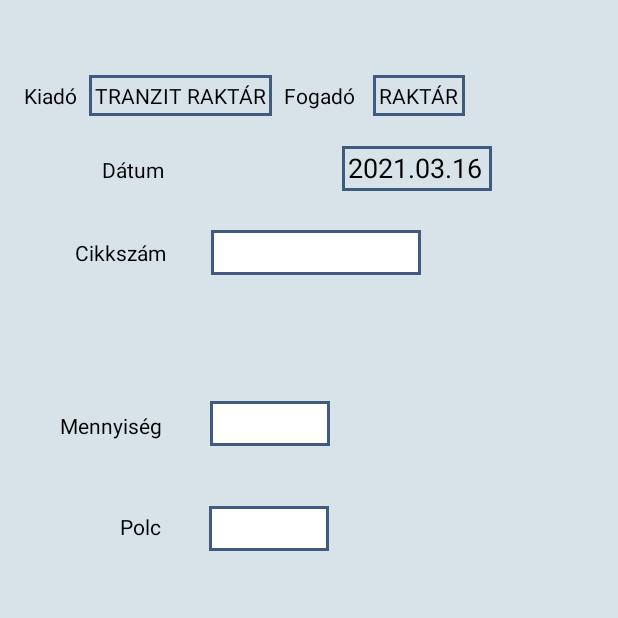
After one commit to 1BlInD3/VirtualKanBan, an Android app: the fragment PolcraHelyezesFragment placed in its activity, on a phone screen of 412 x 824 dp, the top half of it. The commit adds this screen. Run offline under Robolectric (Android 15) with nearby library versions, the phone set to English and light mode, and no system bars; libraries missing offline, so code that uses them is left out: com.honeywell.aidc; 2 statements that could not run were skipped.

Commit message:
polcra helyezes layout

```diff
--- a/app/src/main/java/com/fusetech/virtualkanban/Activities/MainActivity.kt
+++ b/app/src/main/java/com/fusetech/virtualkanban/Activities/MainActivity.kt
@@ -89,6 +89,10 @@ class MainActivity : AppCompatActivity(), BarcodeListener,CikklekerdezesFragment
         val loadFragment = LoadFragment.newInstance(value)
         supportFragmentManager.beginTransaction().replace(R.id.cikk_container,loadFragment).commit()
     }
+    private fun loadPolcHelyezesFragment(){
+        val polcHelyezesFragment = PolcraHelyezesFragment()
+        supportFragmentManager.beginTransaction().replace(R.id.frame_container,polcHelyezesFragment,"POLC").addToBackStack("POLC").commit()
+    }
     override fun onBarcodeEvent(p0: BarcodeReadEvent?) {
         runOnUiThread{
             barcodeData = p0?.barcodeData!!
@@ -99,7 +103,7 @@ class MainActivity : AppCompatActivity(), BarcodeListener,CikklekerdezesFragment
                 CoroutineScope(IO).launch {
                     checkRightSql()
                 }
-            }else if(cikklekerdezesFragment != null && cikklekerdezesFragment.isVisible){
+            }else if(cikklekerdezesFragment != null && cikklekerdezesFragment.isVisible) {
                 loadLoadFragment("Várom az eredményt")
                 cikkItems.clear()
                 polcItems.clear()
@@ -119,7 +123,7 @@ class MainActivity : AppCompatActivity(), BarcodeListener,CikklekerdezesFragment
         if(getMenuFragment())
         {
            when(keyCode){
-               8 -> Log.d(TAG, "onKeyDown: $keyCode")
+               8 -> loadPolcHelyezesFragment()
                9 -> Log.d(TAG, "onKeyDown: $keyCode")
                10 -> Log.d(TAG, "onKeyDown: $keyCode")
                11 -> Log.d(TAG, "onKeyDown: $keyCode")
@@ -212,6 +216,7 @@ class MainActivity : AppCompatActivity(), BarcodeListener,CikklekerdezesFragment
                         val megjegyzes2: String? = resultSet1.getString("Description2")
                         val unit: String? = resultSet1.getString("Unit")
                         val intrem: String? = resultSet1.getString("IntRem")
+                        cikkItems.clear()
                         do{
                             cikkItems.add(CikkItems(resultSet1.getDouble("BalanceQty"),resultSet1.getString("BinNumber"), resultSet1.getString("Warehouse"), resultSet1.getString("QcCategory")))
                         }while (resultSet1.next())
--- a/app/src/main/java/com/fusetech/virtualkanban/Fragments/LoadFragment.kt
+++ b/app/src/main/java/com/fusetech/virtualkanban/Fragments/LoadFragment.kt
@@ -5,7 +5,6 @@ import androidx.fragment.app.Fragment
 import android.view.LayoutInflater
 import android.view.View
 import android.view.ViewGroup
-import androidx.core.view.isVisible
 import com.fusetech.virtualkanban.R
 import kotlinx.android.synthetic.main.fragment_load.view.*
 
--- /dev/null
+++ b/app/src/main/java/com/fusetech/virtualkanban/Fragments/PolcraHelyezesFragment.kt
@@ -0,0 +1,33 @@
+package com.fusetech.virtualkanban.Fragments
+
+import android.os.Bundle
+import androidx.fragment.app.Fragment
+import android.view.LayoutInflater
+import android.view.View
+import android.view.ViewGroup
+import android.widget.EditText
+import android.widget.TextView
+import com.fusetech.virtualkanban.R
+import kotlinx.android.synthetic.main.fragment_polcra_helyezes.*
+import kotlinx.android.synthetic.main.fragment_polcra_helyezes.view.*
+import java.text.SimpleDateFormat
+import java.util.*
+
+
+class PolcraHelyezesFragment : Fragment() {
+    private lateinit var dateText: TextView
+    private lateinit var cikkText: EditText
+    override fun onCreateView(
+        inflater: LayoutInflater, container: ViewGroup?,
+        savedInstanceState: Bundle?
+    ): View? {
+        val view = inflater.inflate(R.layout.fragment_polcra_helyezes, container, false)
+        val simpleDate = SimpleDateFormat("yyyy.MM.dd",Locale.getDefault())
+        val currentDate = simpleDate.format(Date())
+        dateText = view.dateTxt
+        dateText.text = currentDate
+        cikkText = view.cikkEditTxt
+        cikkText.requestFocus()
+        return view
+    }
+}
--- /dev/null
+++ b/app/src/main/res/drawable/editbuttn2.xml
@@ -0,0 +1,6 @@
+<?xml version="1.0" encoding="utf-8"?>
+<shape xmlns:android="http://schemas.android.com/apk/res/android">
+    <stroke
+        android:color="@color/pocakszin4"
+        android:width="2dp"/>
+</shape>
--- /dev/null
+++ b/app/src/main/res/layout/fragment_polcra_helyezes.xml
@@ -0,0 +1,171 @@
+<?xml version="1.0" encoding="utf-8"?>
+<androidx.constraintlayout.widget.ConstraintLayout xmlns:android="http://schemas.android.com/apk/res/android"
+    xmlns:app="http://schemas.android.com/apk/res-auto"
+    xmlns:tools="http://schemas.android.com/tools"
+    android:layout_width="match_parent"
+    android:layout_height="match_parent"
+    android:background="@color/pocakszin2"
+    tools:context=".Fragments.PolcraHelyezesFragment">
+
+    <TextView
+        android:id="@+id/textView5"
+        android:layout_width="wrap_content"
+        android:layout_height="wrap_content"
+        android:layout_marginStart="16dp"
+        android:layout_marginTop="54dp"
+        android:text="Kiadó"
+        android:textColor="@android:color/black"
+        android:textSize="14sp"
+        app:layout_constraintStart_toStartOf="parent"
+        app:layout_constraintTop_toTopOf="parent" />
+
+    <TextView
+        android:id="@+id/textView8"
+        android:layout_width="wrap_content"
+        android:layout_height="wrap_content"
+        android:layout_marginStart="8dp"
+        android:layout_marginTop="50dp"
+        android:background="@drawable/editbuttn2"
+        android:padding="4dp"
+        android:text="TRANZIT RAKTÁR"
+        android:textColor="@android:color/black"
+        app:layout_constraintStart_toEndOf="@+id/textView5"
+        app:layout_constraintTop_toTopOf="parent" />
+
+    <TextView
+        android:id="@+id/textView9"
+        android:layout_width="wrap_content"
+        android:layout_height="wrap_content"
+        android:layout_marginStart="8dp"
+        android:layout_marginTop="54dp"
+        android:text="Fogadó"
+        android:textColor="@android:color/black"
+        android:textSize="14sp"
+        app:layout_constraintStart_toEndOf="@+id/textView8"
+        app:layout_constraintTop_toTopOf="parent" />
+
+    <TextView
+        android:id="@+id/textView10"
+        android:layout_width="wrap_content"
+        android:layout_height="wrap_content"
+        android:layout_marginStart="12dp"
+        android:layout_marginTop="50dp"
+        android:background="@drawable/editbuttn2"
+        android:padding="4dp"
+        android:text="RAKTÁR"
+        android:textColor="@android:color/black"
+        app:layout_constraintStart_toEndOf="@+id/textView9"
+        app:layout_constraintTop_toTopOf="parent" />
+
+    <TextView
+        android:id="@+id/textView11"
+        android:layout_width="wrap_content"
+        android:layout_height="wrap_content"
+        android:layout_marginStart="68dp"
+        android:layout_marginTop="30dp"
+        android:text="Dátum"
+        android:textColor="@android:color/black"
+        app:layout_constraintStart_toStartOf="parent"
+        app:layout_constraintTop_toBottomOf="@+id/textView5" />
+
+    <TextView
+        android:id="@+id/dateTxt"
+        android:layout_width="100dp"
+        android:layout_height="30dp"
+        android:layout_marginTop="20dp"
+        android:layout_marginEnd="84dp"
+        android:background="@drawable/editbuttn2"
+        android:paddingStart="4dp"
+        android:paddingTop="2dp"
+        android:paddingEnd="4dp"
+        android:paddingBottom="2dp"
+        android:text="2021.30.01"
+        android:textColor="@android:color/black"
+        android:textSize="18sp"
+        app:layout_constraintEnd_toEndOf="parent"
+        app:layout_constraintTop_toBottomOf="@+id/textView8" />
+
+    <TextView
+        android:id="@+id/textView13"
+        android:layout_width="wrap_content"
+        android:layout_height="wrap_content"
+        android:layout_marginStart="50dp"
+        android:layout_marginTop="36dp"
+        android:text="Cikkszám"
+        android:textColor="@android:color/black"
+        app:layout_constraintStart_toStartOf="parent"
+        app:layout_constraintTop_toBottomOf="@+id/textView11" />
+
+    <EditText
+        android:id="@+id/cikkEditTxt"
+        android:layout_width="140dp"
+        android:layout_height="30dp"
+        android:layout_marginStart="30dp"
+        android:layout_marginTop="26dp"
+        android:background="@drawable/editbuttn"
+        android:ems="10"
+        android:inputType="textPersonName"
+        android:maxLength="35"
+        android:paddingStart="4dp"
+        android:paddingEnd="4dp"
+        android:paddingTop="4dp"
+        android:paddingBottom="4dp"
+        android:textColor="@android:color/black"
+        app:layout_constraintStart_toEndOf="@+id/textView13"
+        app:layout_constraintTop_toBottomOf="@+id/dateTxt" />
+
+    <TextView
+        android:id="@+id/textView14"
+        android:layout_width="wrap_content"
+        android:layout_height="wrap_content"
+        android:layout_marginStart="40dp"
+        android:layout_marginTop="96dp"
+        android:text="Mennyiség"
+        android:textColor="@android:color/black"
+        app:layout_constraintStart_toStartOf="parent"
+        app:layout_constraintTop_toBottomOf="@+id/textView13" />
+
+    <EditText
+        android:id="@+id/editTextNumberDecimal"
+        android:layout_width="80dp"
+        android:layout_height="30dp"
+        android:layout_marginStart="32dp"
+        android:layout_marginTop="84dp"
+        android:background="@drawable/editbuttn"
+        android:ems="10"
+        android:inputType="numberDecimal"
+        android:paddingStart="4dp"
+        android:paddingTop="4dp"
+        android:paddingEnd="4dp"
+        android:paddingBottom="4dp"
+        android:textColor="@android:color/black"
+        app:layout_constraintStart_toEndOf="@+id/textView14"
+        app:layout_constraintTop_toBottomOf="@+id/cikkEditTxt" />
+
+    <TextView
+        android:id="@+id/textView15"
+        android:layout_width="wrap_content"
+        android:layout_height="wrap_content"
+        android:layout_marginStart="80dp"
+        android:layout_marginTop="48dp"
+        android:textColor="@android:color/black"
+        android:text="Polc"
+        app:layout_constraintStart_toStartOf="parent"
+        app:layout_constraintTop_toBottomOf="@+id/textView14" />
+
+    <EditText
+        android:id="@+id/editTextTextPersonName2"
+        android:layout_width="80dp"
+        android:layout_height="30dp"
+        android:layout_marginStart="32dp"
+        android:layout_marginTop="40dp"
+        android:paddingStart="4dp"
+        android:paddingEnd="4dp"
+        android:paddingTop="4dp"
+        android:paddingBottom="4dp"
+        android:background="@drawable/editbuttn"
+        android:ems="10"
+        android:inputType="textPersonName"
+        app:layout_constraintStart_toEndOf="@+id/textView15"
+        app:layout_constraintTop_toBottomOf="@+id/editTextNumberDecimal" />
+</androidx.constraintlayout.widget.ConstraintLayout>
```
Also changed, not shown: app/src/main/res/drawable/editbuttn.xml (+5 -5 lines), 2 other files.
